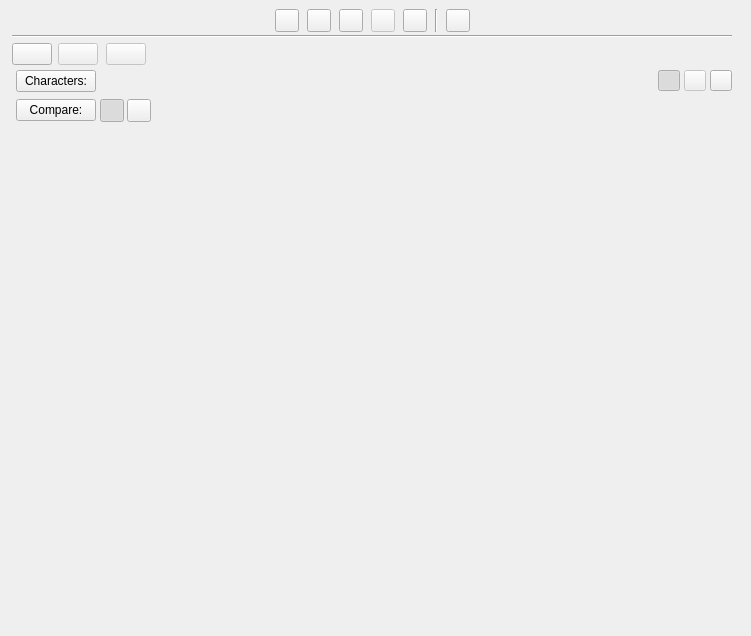
First picture: the form in ui/characters_view.ui, repository zkovari/plotlyst, before the edit.
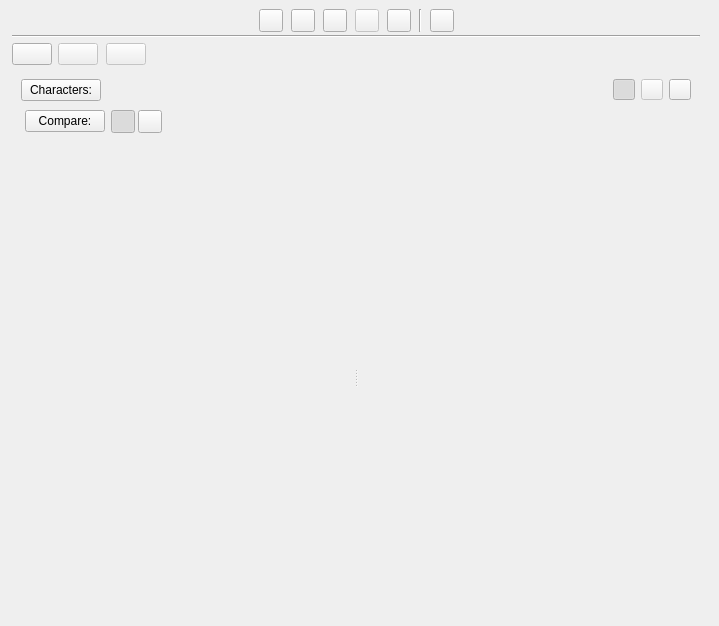
Second picture: the form after the edit. The open tabs and pages were chosen to show the change. Custom widgets are drawn as their Qt base class.

Commit message: New character comparison view

```diff
--- a/ui/characters_view.ui
+++ b/ui/characters_view.ui
@@ -6,8 +6,8 @@
    <rect>
     <x>0</x>
     <y>0</y>
-    <width>751</width>
-    <height>636</height>
+    <width>719</width>
+    <height>626</height>
    </rect>
   </property>
   <property name="windowTitle">
@@ -660,26 +660,8 @@
          </widget>
          <widget class="QWidget" name="pageComparison">
           <layout class="QVBoxLayout" name="verticalLayout_7">
-           <property name="spacing">
-            <number>4</number>
-           </property>
-           <property name="leftMargin">
-            <number>0</number>
-           </property>
-           <property name="topMargin">
-            <number>0</number>
-           </property>
-           <property name="rightMargin">
-            <number>0</number>
-           </property>
-           <property name="bottomMargin">
-            <number>0</number>
-           </property>
            <item>
             <layout class="QHBoxLayout" name="horizontalLayout_6">
-             <property name="leftMargin">
-              <number>4</number>
-             </property>
              <item>
               <widget class="QPushButton" name="btnCharactersLabel">
                <property name="text">
@@ -687,23 +669,13 @@
                </property>
               </widget>
              </item>
-             <item>
-              <widget class="CharacterSelectorButtons" name="wdgComparisonCharacterSelector" native="true">
-               <property name="sizePolicy">
-                <sizepolicy hsizetype="Expanding" vsizetype="Preferred">
-                 <horstretch>0</horstretch>
-                 <verstretch>0</verstretch>
-                </sizepolicy>
-               </property>
-              </widget>
-             </item>
              <item>
               <spacer name="horizontalSpacer_4">
                <property name="orientation">
                 <enum>Qt::Horizontal</enum>
                </property>
                <property name="sizeType">
-                <enum>QSizePolicy::Preferred</enum>
+                <enum>QSizePolicy::Expanding</enum>
                </property>
                <property name="sizeHint" stdset="0">
                 <size>
@@ -911,6 +883,38 @@
             </layout>
            </item>
            <item>
+            <widget class="QSplitter" name="splitterCompTree">
+             <property name="sizePolicy">
+              <sizepolicy hsizetype="Expanding" vsizetype="Expanding">
+               <horstretch>0</horstretch>
+               <verstretch>0</verstretch>
+              </sizepolicy>
+             </property>
+             <property name="orientation">
+              <enum>Qt::Horizontal</enum>
+             </property>
+             <property name="childrenCollapsible">
+              <bool>false</bool>
+             </property>
+             <widget class="QWidget" name="wdgCharactersCompTreeParent" native="true">
+              <layout class="QVBoxLayout" name="verticalLayout_10">
+               <property name="spacing">
+                <number>0</number>
+               </property>
+               <property name="leftMargin">
+                <number>0</number>
+               </property>
+               <property name="topMargin">
+                <number>0</number>
+               </property>
+               <property name="rightMargin">
+                <number>0</number>
+               </property>
+               <property name="bottomMargin">
+                <number>0</number>
+               </property>
+              </layout>
+             </widget>
             <widget class="QScrollArea" name="scrollArea_3">
              <property name="frameShape">
               <enum>QFrame::NoFrame</enum>
@@ -926,8 +930,8 @@
                <rect>
                 <x>0</x>
                 <y>0</y>
-                <width>100</width>
-                <height>30</height>
+                 <width>519</width>
+                 <height>468</height>
                </rect>
               </property>
               <layout class="QVBoxLayout" name="verticalLayout_8">
@@ -949,6 +953,7 @@
               </layout>
              </widget>
             </widget>
+            </widget>
            </item>
           </layout>
          </widget>
```
Left out of the diff: 12 changed lines with no effect on the pictures. Lines whose indentation alone changed are shown as unchanged. The commit also changes 4 other files.
